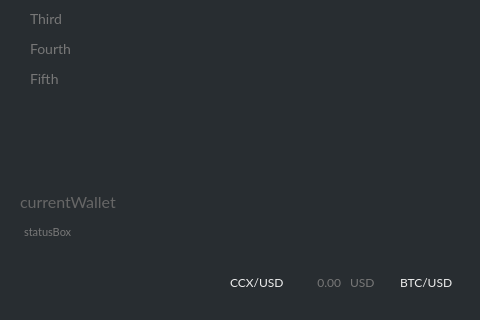
Above: src/gui/ui/overviewframe.ui from ConcealNetwork/conceal-desktop before the change; both pictures show x 0 to 480 and y 380 to 700 of the 1270 by 700 pixel window. Below: the same form after it.
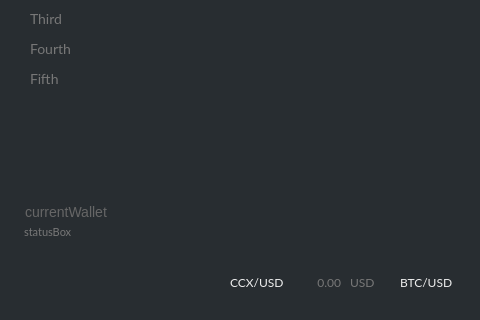
That is the form after the change. Icons and pictures are not drawn.

Diff of the .ui file:
```diff
--- a/src/gui/ui/overviewframe.ui
+++ b/src/gui/ui/overviewframe.ui
@@ -509,23 +509,22 @@
       <widget class="QLabel" name="m_currentWalletTitle">
        <property name="geometry">
         <rect>
-         <x>20</x>
-         <y>570</y>
+         <x>25</x>
+         <y>580</y>
          <width>151</width>
          <height>21</height>
         </rect>
        </property>
        <property name="font">
         <font>
-         <family>Lato</family>
          <pointsize>-1</pointsize>
         </font>
        </property>
        <property name="styleSheet">
         <string notr="true">color: #666;
 background: transparent;
-font-size: 16px;
-font-family: Lato;</string>
+font-size: 14px;
+</string>
        </property>
        <property name="text">
         <string>currentWallet</string>
```
